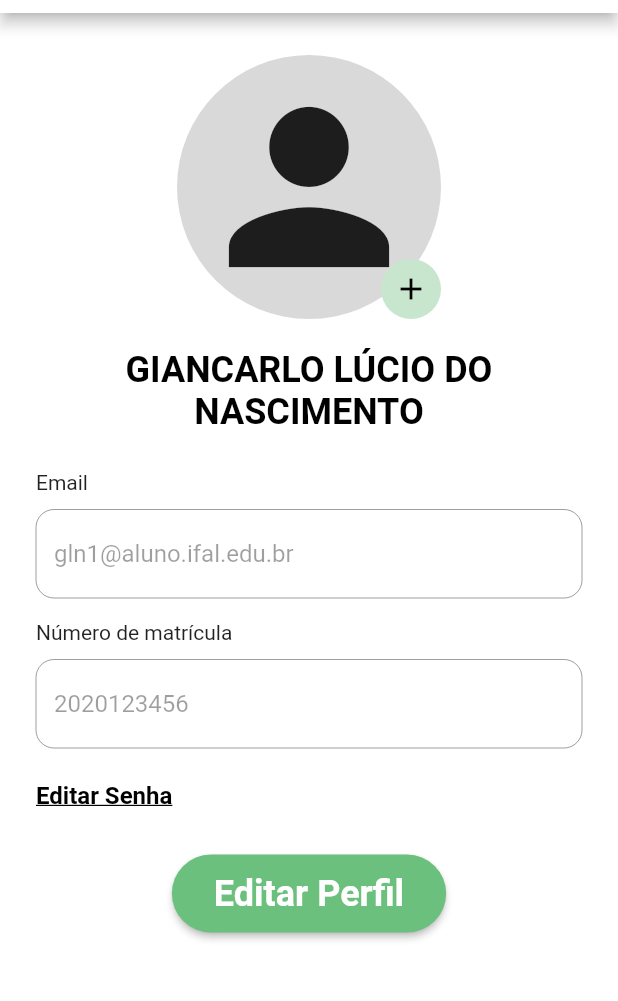
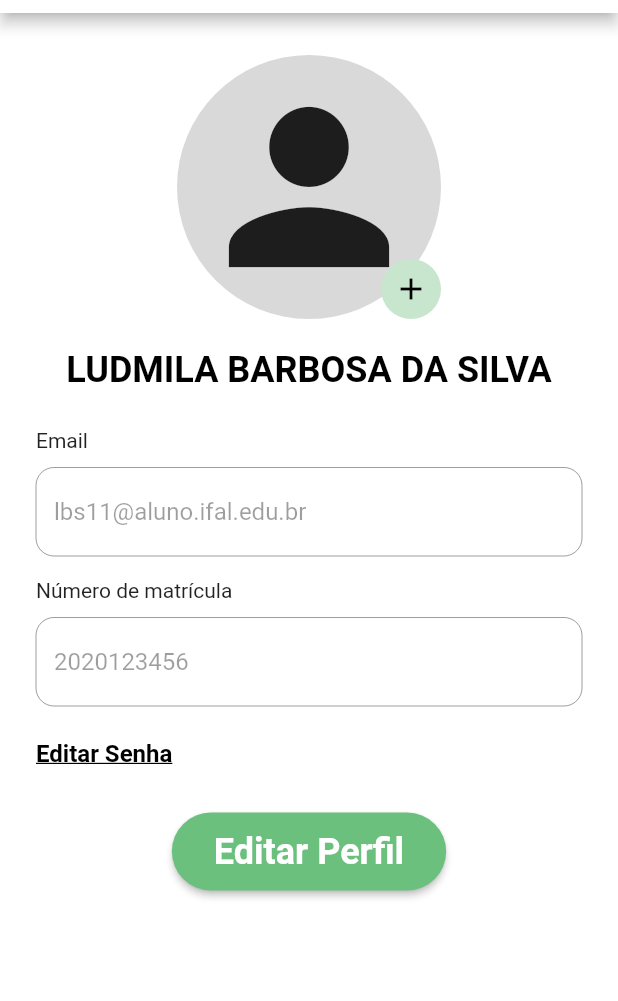
Before and after one commit to ludmilabss/App_prmo, a Flutter app: the PerfilPage screen opened directly, on a phone screen of 412 x 824 dp, the part 71-1072 px from its top. Run offline on Flutter 3.47's test engine with Material 2 defaults, Android fonts, the phone set to English and light mode, and no system bars; our stand-ins replace table_calendar; network calls fail.

Commit message:
Update perfil_page.dart

```diff
--- a/lib/pages/perfil_page.dart
+++ b/lib/pages/perfil_page.dart
@@ -18,7 +18,7 @@ class _PerfilPageState extends State<PerfilPage> {
   bool _matricula = false;
   TextEditingController emailcontroller = TextEditingController();
   TextEditingController matriculacontroller = TextEditingController();
-  var _email = "gln1@aluno.ifal.edu.br";
+  var _email = "lbs11@aluno.ifal.edu.br";
   var _matriculanum = "2020123456";
   String btn = "Editar Perfil";
   bool button = true;
@@ -66,10 +66,10 @@ class _PerfilPageState extends State<PerfilPage> {
                   children: [
                     Container(
                       decoration: BoxDecoration(
-                          color: Color(0xFFD9D9D9),
+                          color: const Color(0xFFD9D9D9),
                           borderRadius: BorderRadius.circular(101)),
-                      child: Padding(
-                        padding: const EdgeInsets.all(8.0),
+                      child: const Padding(
+                        padding: EdgeInsets.all(8.0),
                         child: Icon(Icons.person, size: 160),
                       ),
                     ),
@@ -77,10 +77,10 @@ class _PerfilPageState extends State<PerfilPage> {
                       bottom: 0,
                       right: 0,
                       child: CircleAvatar(
-                        backgroundColor: Color(0xFFC8E5CE),
+                        backgroundColor: const Color(0xFFC8E5CE),
                         child: IconButton(
                           onPressed: () {},
-                          icon: Icon(Icons.add,
+                          icon: const Icon(Icons.add,
                           color: Colors.black,),
                         ),
                       ),
@@ -88,8 +88,8 @@ class _PerfilPageState extends State<PerfilPage> {
                   ],
                 ),
                 const SizedBox(height: 20),
-                Text(
-                  'GIANCARLO LÚCIO DO NASCIMENTO',
+                const Text(
+                  'LUDMILA BARBOSA DA SILVA',
                   textAlign: TextAlign.center,
                   style: TextStyle(
                       color: Colors.black,
@@ -103,11 +103,11 @@ class _PerfilPageState extends State<PerfilPage> {
 
             //PADDING PRA FAZER OS CAMPOS DE EMAIL MATRICULA E EDITAR SENHA
             Padding(
-              padding: EdgeInsets.only(left: 16.0, right: 16.0, bottom: 2.0),
+              padding: const EdgeInsets.only(left: 16.0, right: 16.0, bottom: 2.0),
               child: Column(
                 crossAxisAlignment: CrossAxisAlignment.start,
                 children: [
-                  Text("Email"),
+                  const Text("Email"),
                   const SizedBox(height: 10),
                   TextFormField(
                     decoration: InputDecoration(
@@ -125,7 +125,7 @@ class _PerfilPageState extends State<PerfilPage> {
 
                   const SizedBox(height: 15),
 
-                  Text("Número de matrícula"),
+                  const Text("Número de matrícula"),
                   const SizedBox(height: 10),
                   TextFormField(
                     decoration: InputDecoration(
@@ -148,7 +148,7 @@ class _PerfilPageState extends State<PerfilPage> {
                       Navigator.pushReplacement(context,
                           MaterialPageRoute(
                               builder: (context){
-                                return EditarSenhaPage();
+                                return const EditarSenhaPage();
                               }
                           )
                       );
@@ -170,7 +170,7 @@ class _PerfilPageState extends State<PerfilPage> {
                   Center(
                     child: ElevatedButton(
                       style: ElevatedButton.styleFrom(
-                        primary: Color(0xFF6BC07D),
+                        primary: const Color(0xFF6BC07D),
                         shape: RoundedRectangleBorder(
                           borderRadius: BorderRadius.circular(32), // <-- Radius
                         ),
@@ -201,14 +201,9 @@ class _PerfilPageState extends State<PerfilPage> {
                       ),
                     ),
                   ),
-
                 ],
               ),
             ),
-
-
-
-
           ],
         ),
       ),
```
